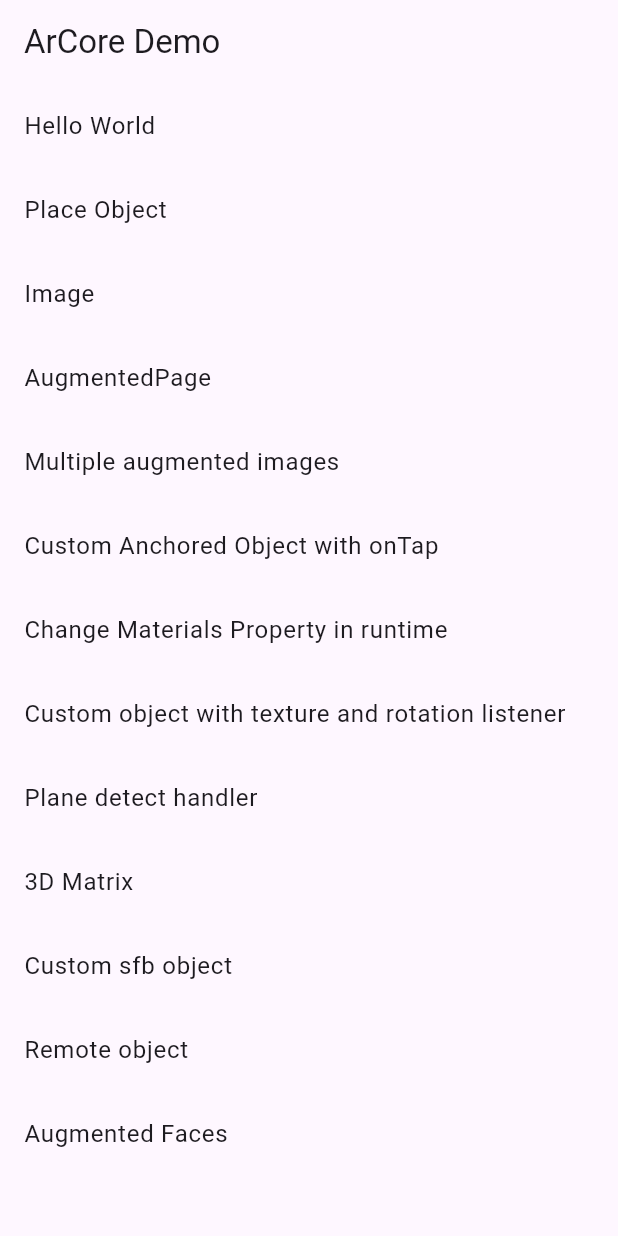
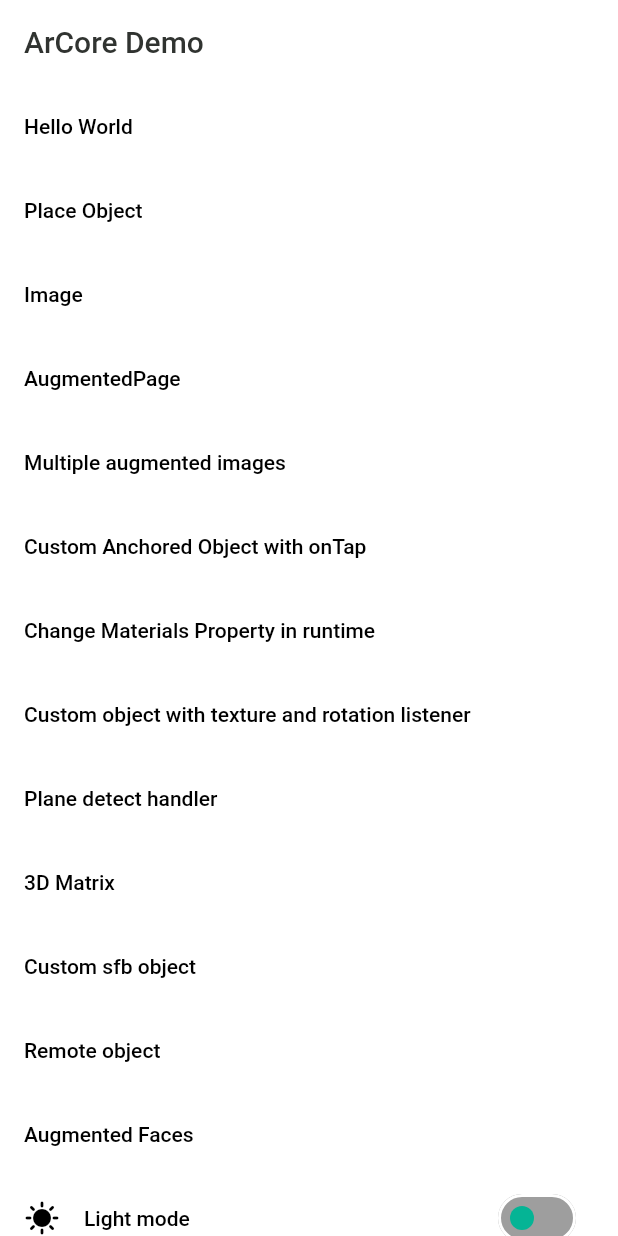
Before and after one commit to alainjr10/decor-ride, a Flutter app: the screen it shows after launch, on a phone screen of 412 x 824 dp. Run offline on Flutter 3.47's test engine with Material 2 defaults, Android fonts, the light colour scheme and no system bars; our stand-ins replace firebase_auth, firebase_core, flutter_riverpod, go_router; missing offline and left inert: arcore_flutter_plugin; accounts and stored records are empty.

Commit message:
added basic theming light & dark modes

```diff
--- /dev/null
+++ b/lib/app/providers/app_theme_provider.dart
@@ -0,0 +1,3 @@
+import 'package:flutter_riverpod/flutter_riverpod.dart';
+
+final appThemeProvider = StateProvider<bool>((ref) => false);
--- /dev/null
+++ b/lib/app/themes.dart
@@ -0,0 +1,48 @@
+import 'package:flutter/material.dart';
+
+class ThemeColor {
+  static ThemeData themeData(bool isDarkMode, BuildContext context) {
+    return ThemeData(
+      scaffoldBackgroundColor:
+          isDarkMode ? const Color(0xFF202320) : Colors.white,
+      useMaterial3: true,
+      switchTheme: SwitchThemeData(
+        trackColor: MaterialStateProperty.all(
+          isDarkMode ? const Color(0xFF303330) : Colors.grey,
+        ),
+        thumbColor: MaterialStateProperty.all(const Color(0xFF05B495)),
+      ),
+      textTheme: Theme.of(context)
+          .textTheme
+          .copyWith(
+            titleSmall:
+                Theme.of(context).textTheme.titleSmall?.copyWith(fontSize: 11),
+          )
+          .apply(
+            bodyColor: isDarkMode ? Colors.white : Colors.black,
+            displayColor: Colors.grey,
+          ),
+      // primaryColor: isDarkMode ? const Color(0xFF202320) : Colors.white,
+      primaryColor: const Color(0xFF05B495),
+      indicatorColor: isDarkMode ? Color(0xFF0E1D36) : Color(0xFFCBDCF8),
+      hintColor: isDarkMode ? Color(0xFF280C0B) : Color(0xff133762),
+      highlightColor: isDarkMode ? Color(0xFF372901) : Color(0xff133762),
+      hoverColor: isDarkMode ? Color(0xFF3A3A3B) : Color(0xff133762),
+      focusColor: isDarkMode ? Color(0xFF0B2512) : Color(0xff133762),
+      disabledColor: Colors.grey,
+      cardColor: isDarkMode ? const Color(0xFF303330) : Colors.white,
+      canvasColor: isDarkMode ? Colors.black : Colors.grey[50],
+      buttonTheme: Theme.of(context).buttonTheme.copyWith(
+          colorScheme: isDarkMode ? ColorScheme.dark() : ColorScheme.light()),
+      appBarTheme: AppBarTheme(
+        backgroundColor: isDarkMode ? const Color(0xFF303330) : Colors.white,
+        foregroundColor: isDarkMode ? Colors.white : const Color(0xFF303330),
+        elevation: 0,
+      ),
+      colorScheme: ColorScheme.fromSwatch(primarySwatch: Colors.blue).copyWith(
+        background: isDarkMode ? const Color(0xFF202320) : Colors.white,
+        brightness: isDarkMode ? Brightness.dark : Brightness.light,
+      ),
+    );
+  }
+}
--- a/lib/homescreen.dart
+++ b/lib/homescreen.dart
@@ -1,9 +1,11 @@
+import 'package:decor_ride/app/providers/app_theme_provider.dart';
 import 'package:decor_ride/screens/augmented_faces.dart';
 import 'package:decor_ride/screens/augmented_images.dart';
 import 'package:decor_ride/screens/image_object.dart';
 import 'package:decor_ride/screens/matri_3d.dart';
 import 'package:decor_ride/screens/multiple_augmented_images.dart';
 import 'package:flutter/material.dart';
+import 'package:flutter_riverpod/flutter_riverpod.dart';
 import 'package:go_router/go_router.dart';
 import 'screens/hello_world.dart';
 import 'screens/custom_object.dart';
@@ -13,9 +15,10 @@
 import 'screens/auto_detect_plane.dart';
 import 'screens/remote_object.dart';
 
-class HomeScreen extends StatelessWidget {
+class HomeScreen extends ConsumerWidget {
   @override
-  Widget build(BuildContext context) {
+  Widget build(BuildContext context, WidgetRef ref) {
+    var isDarkMode = ref.watch(appThemeProvider);
     return Scaffold(
       appBar: AppBar(
         title: const Text('ArCore Demo'),
@@ -113,6 +116,27 @@
             },
             title: Text("Augmented Faces"),
           ),
+          ListTile(
+            leading: Icon(isDarkMode ? Icons.brightness_3 : Icons.sunny),
+            title: Text(
+              isDarkMode ? "Dark mode" : "Light mode",
+              style: Theme.of(context).textTheme.bodyLarge,
+            ),
+            trailing: Consumer(
+              builder: (context, ref, child) {
+                return Transform.scale(
+                  scale: 1.0,
+                  child: Switch(
+                    // activeColor: Colors.orange,
+                    onChanged: (value) {
+                      ref.read(appThemeProvider.notifier).state = value;
+                    },
+                    value: isDarkMode,
+                  ),
+                );
+              },
+            ),
+          ),
         ],
       ),
     );
--- a/lib/main.dart
+++ b/lib/main.dart
@@ -1,28 +1,32 @@
+import 'package:decor_ride/app/providers/app_theme_provider.dart';
+import 'package:decor_ride/app/themes.dart';
 import 'package:decor_ride/firebase_options.dart';
 import 'package:decor_ride/router.dart';
 import 'package:firebase_core/firebase_core.dart';
 import 'package:flutter/material.dart';
+import 'package:flutter_riverpod/flutter_riverpod.dart';
 
 void main() async {
   WidgetsFlutterBinding.ensureInitialized();
   await Firebase.initializeApp(
     options: DefaultFirebaseOptions.currentPlatform,
   );
-  runApp(const MainApp());
+  runApp(const ProviderScope(child: MainApp()));
 }
 
-class MainApp extends StatelessWidget {
+class MainApp extends ConsumerWidget {
   const MainApp({super.key});
 
   @override
-  Widget build(BuildContext context) {
+  Widget build(BuildContext context, WidgetRef ref) {
     return MaterialApp.router(
       title: 'ARCore Flutter Plugin Example',
       routerConfig: router,
-      theme: ThemeData(
-        useMaterial3: true,
-        primarySwatch: Colors.blue,
-      ),
+      theme: ThemeColor.themeData(ref.watch(appThemeProvider), context),
+      // theme: ThemeData(
+      //   useMaterial3: true,
+      //   primarySwatch: Colors.blue,
+      // ),
       debugShowCheckedModeBanner: false,
     );
   }
--- /dev/null
+++ b/lib/presentation/screens/product_listing/product_categories_screen.dart
@@ -0,0 +1,10 @@
+import 'package:flutter/material.dart';
+
+class ProductCategoriesScreen extends StatelessWidget {
+  const ProductCategoriesScreen({super.key});
+
+  @override
+  Widget build(BuildContext context) {
+    return Scaffold();
+  }
+}
--- a/lib/screens/place_object.dart
+++ b/lib/screens/place_object.dart
@@ -25,6 +25,7 @@
           ArCoreView(
             onArCoreViewCreated: _onArCoreViewCreated,
             enableTapRecognizer: true,
+            enableUpdateListener: true,
           ),
           Positioned(
             bottom: 20.0,
@@ -76,7 +77,7 @@
     arCoreController = controller;
     arCoreController?.onNodeTap = (name) => onTapHandler(name);
     arCoreController?.onPlaneTap = _handleOnPlaneTap;
-    // arCoreController?.onPlaneDetected = _handleOnPlaneDetected;
+    arCoreController?.onPlaneDetected = _handleOnPlaneDetected;
   }
 
   Future _addSphere(ArCoreHitTestResult hit) async {
@@ -124,7 +125,7 @@
     if (node != null) {
       arCoreController?.removeNode(nodeName: node!.name);
     }
-    // _addSphere(plane);
+    _addSphereOnPlane(plane);
   }
 
   Future _addSphereOnPlane(ArCorePlane plane) async {
--- a/pubspec.yaml
+++ b/pubspec.yaml
@@ -45,6 +45,7 @@
   uses-material-design: true
 
   assets:
+    - assets/furniture_assets/
     - assets/
     - assets/AndroidRobot.gif
     - assets/ArcticFox.gif
```
Also changed, not shown: assets/furniture_assets/contemporary-area-rugs.jpg (added), assets/furniture_assets/counter_bar_stool.jpg (added), assets/furniture_assets/french-country-side-tables-and-end-tables.jpg (added), assets/furniture_assets/midcentury-dining-chairs.jpg (added), assets/furniture_assets/transitional-armchairs-and-accent-chairs.jpg (added).
